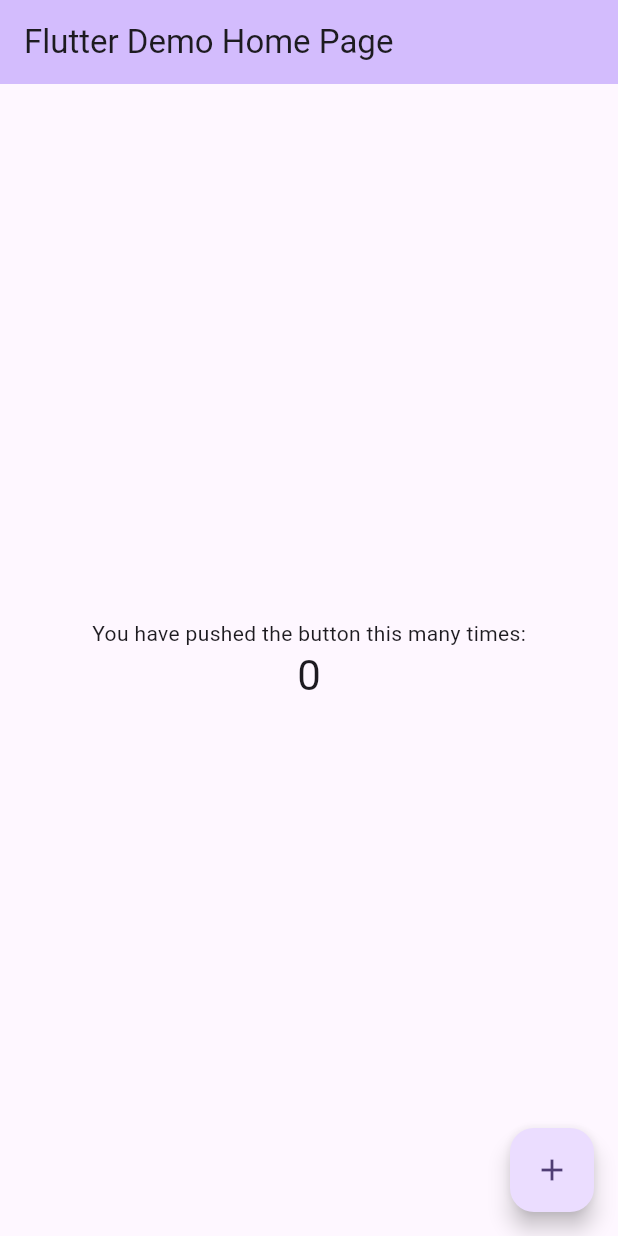
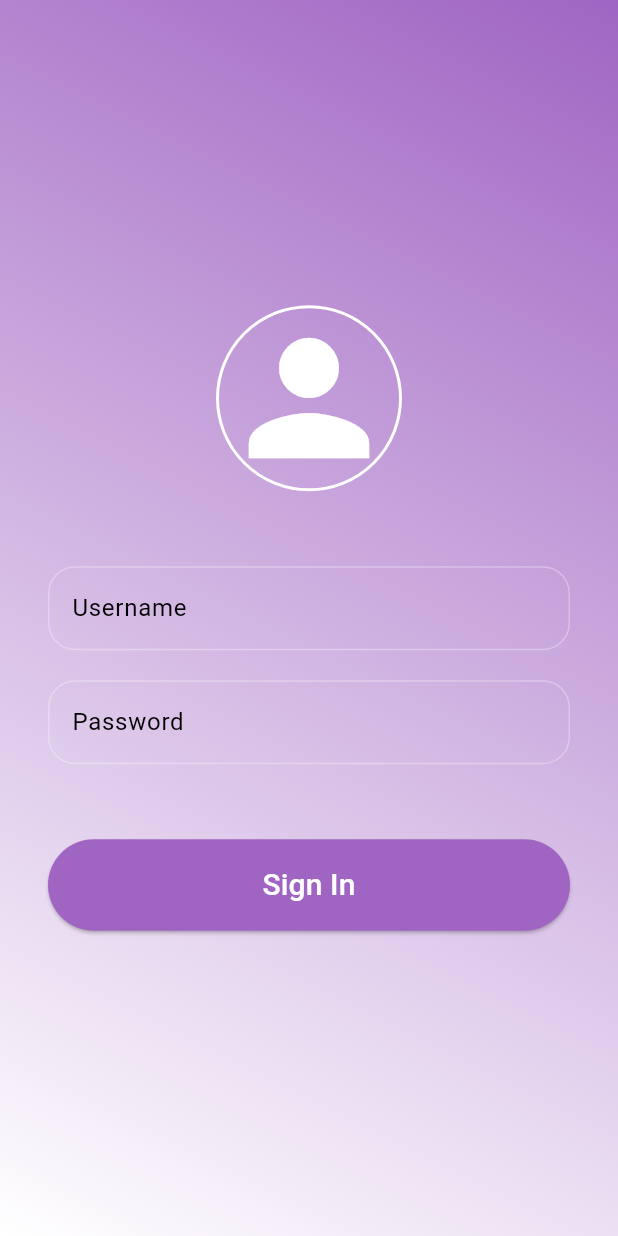
Before and after one commit to HichamGuessab/WineShazam, a Flutter app: the screen it shows after launch, on a phone screen of 412 x 824 dp. Run offline on Flutter 3.47's test engine with Material 3 defaults, Android fonts, the phone set to English and light mode, and no system bars.

Commit message:
Login Page creation

```diff
--- /dev/null
+++ b/lib/login_page.dart
@@ -0,0 +1,139 @@
+import 'package:flutter/material.dart';
+import 'package:wine_shazam/main.dart';
+
+class LoginPage extends StatefulWidget {
+  const LoginPage({super.key});
+
+  @override
+  State<LoginPage> createState() => _LoginPageState();
+}
+
+class _LoginPageState extends State<LoginPage> {
+
+  TextEditingController usernameController = TextEditingController();
+  TextEditingController passwordController = TextEditingController();
+
+  @override
+  Widget build(BuildContext context) {
+    return Container(
+      decoration: const BoxDecoration(
+        gradient: LinearGradient(
+          begin: Alignment.topRight,
+          end: Alignment.bottomLeft,
+          colors: [
+            purpleColor,
+            Colors.white,
+          ],
+        )
+      ),
+     child: Scaffold(
+       backgroundColor: Colors.transparent,
+       body: _page(),
+     ),
+    );
+  }
+
+  Widget _page() {
+    return Padding(
+      padding: const EdgeInsets.all(32.0),
+      child: Center(
+        child: Column(
+          mainAxisAlignment: MainAxisAlignment.center,
+          children: [
+            _icon(),
+            const SizedBox(height: 50),
+            _inputField("Username", usernameController),
+            const SizedBox(height: 20),
+            _inputField("Password", passwordController, isPassword: true),
+            const SizedBox(height: 50),
+            _loginButton()
+          ],
+        ),
+      ),
+    );
+  }
+
+  Widget _icon() {
+    return Container(
+      decoration: BoxDecoration(
+        border: Border.all(
+          color: Colors.white,
+          width: 2
+        ),
+        shape: BoxShape.circle
+      ),
+      child : const Icon(
+        Icons.person,
+        color: Colors.white,
+        size: 120,
+      ),
+    );
+  }
+
+  Widget _inputField(String hintText, TextEditingController controller,
+      {isPassword = false}) {
+    var border = OutlineInputBorder(
+      borderRadius: BorderRadius.circular(18),
+      borderSide: const BorderSide(color: Colors.white30)
+    );
+
+    return TextField(
+      controller: controller,
+      style: const TextStyle(color: Colors.black),
+      decoration: InputDecoration(
+        hintText: hintText,
+        hintStyle: const TextStyle(color: Colors.black),
+        enabledBorder: border,
+        focusedBorder: border,
+      ),
+      obscureText: isPassword,
+    );
+  }
+
+
+  Widget _loginButton() {
+    return ElevatedButton(
+        onPressed: () {
+          debugPrint("Username : ${usernameController.text}");
+          debugPrint("Password : ${passwordController.text}");
+        // HTTP request and redirection or display based on response
+          if(usernameController.text == 'showDialog') {
+            showDialog(
+                context: context,
+                builder: (context) => AlertDialog(
+                  actions: [
+                    Center(
+                      child: TextButton(
+                        onPressed: () {
+                          Navigator.of(context).pop();
+                        },
+                        child: const Text('Close'),
+                      ),
+                    )
+                  ],
+                  title: const Center(child: Text('Incorrect password')),
+                  contentPadding: const EdgeInsets.all(20.0),
+                  content: const Text('No connection, no wine...'),
+                )
+            );
+          } else {
+            // Home page redirection
+          }
+        },
+        style: ElevatedButton.styleFrom(
+          shape: const StadiumBorder(),
+          backgroundColor: purpleColor,
+          foregroundColor: Colors.white,
+          padding: const EdgeInsets.symmetric(vertical: 16)
+        ),
+        child: const SizedBox(
+            width: double.infinity,
+            child: Text(
+              "Sign In",
+              textAlign: TextAlign.center,
+              style: TextStyle(fontSize: 20)
+            )
+        ),
+    );
+  }
+}
--- a/lib/main.dart
+++ b/lib/main.dart
@@ -1,4 +1,7 @@
 import 'package:flutter/material.dart';
+import 'package:wine_shazam/login_page.dart';
+
+const purpleColor = Color(0xFFA065C3);
 
 void main() {
   runApp(const MyApp());
@@ -7,119 +10,15 @@ void main() {
 class MyApp extends StatelessWidget {
   const MyApp({super.key});
 
-  // This widget is the root of your application.
   @override
   Widget build(BuildContext context) {
     return MaterialApp(
-      title: 'Flutter Demo',
+      title: 'WineShazam',
       theme: ThemeData(
-        // This is the theme of your application.
-        //
-        // TRY THIS: Try running your application with "flutter run". You'll see
-        // the application has a purple toolbar. Then, without quitting the app,
-        // try changing the seedColor in the colorScheme below to Colors.green
-        // and then invoke "hot reload" (save your changes or press the "hot
-        // reload" button in a Flutter-supported IDE, or press "r" if you used
-        // the command line to start the app).
-        //
-        // Notice that the counter didn't reset back to zero; the application
-        // state is not lost during the reload. To reset the state, use hot
-        // restart instead.
-        //
-        // This works for code too, not just values: Most code changes can be
-        // tested with just a hot reload.
-        colorScheme: ColorScheme.fromSeed(seedColor: Colors.deepPurple),
-        useMaterial3: true,
+      useMaterial3: true,
       ),
-      home: const MyHomePage(title: 'Flutter Demo Home Page'),
+      debugShowCheckedModeBanner: false,
+      home: LoginPage()
     );
   }
 }
-
-class MyHomePage extends StatefulWidget {
-  const MyHomePage({super.key, required this.title});
-
-  // This widget is the home page of your application. It is stateful, meaning
-  // that it has a State object (defined below) that contains fields that affect
-  // how it looks.
-
-  // This class is the configuration for the state. It holds the values (in this
-  // case the title) provided by the parent (in this case the App widget) and
-  // used by the build method of the State. Fields in a Widget subclass are
-  // always marked "final".
-
-  final String title;
-
-  @override
-  State<MyHomePage> createState() => _MyHomePageState();
-}
-
-class _MyHomePageState extends State<MyHomePage> {
-  int _counter = 0;
-
-  void _incrementCounter() {
-    setState(() {
-      // This call to setState tells the Flutter framework that something has
-      // changed in this State, which causes it to rerun the build method below
-      // so that the display can reflect the updated values. If we changed
-      // _counter without calling setState(), then the build method would not be
-      // called again, and so nothing would appear to happen.
-      _counter++;
-    });
-  }
-
-  @override
-  Widget build(BuildContext context) {
-    // This method is rerun every time setState is called, for instance as done
-    // by the _incrementCounter method above.
-    //
-    // The Flutter framework has been optimized to make rerunning build methods
-    // fast, so that you can just rebuild anything that needs updating rather
-    // than having to individually change instances of widgets.
-    return Scaffold(
-      appBar: AppBar(
-        // TRY THIS: Try changing the color here to a specific color (to
-        // Colors.amber, perhaps?) and trigger a hot reload to see the AppBar
-        // change color while the other colors stay the same.
-        backgroundColor: Theme.of(context).colorScheme.inversePrimary,
-        // Here we take the value from the MyHomePage object that was created by
-        // the App.build method, and use it to set our appbar title.
-        title: Text(widget.title),
-      ),
-      body: Center(
-        // Center is a layout widget. It takes a single child and positions it
-        // in the middle of the parent.
-        child: Column(
-          // Column is also a layout widget. It takes a list of children and
-          // arranges them vertically. By default, it sizes itself to fit its
-          // children horizontally, and tries to be as tall as its parent.
-          //
-          // Column has various properties to control how it sizes itself and
-          // how it positions its children. Here we use mainAxisAlignment to
-          // center the children vertically; the main axis here is the vertical
-          // axis because Columns are vertical (the cross axis would be
-          // horizontal).
-          //
-          // TRY THIS: Invoke "debug painting" (choose the "Toggle Debug Paint"
-          // action in the IDE, or press "p" in the console), to see the
-          // wireframe for each widget.
-          mainAxisAlignment: MainAxisAlignment.center,
-          children: <Widget>[
-            const Text(
-              'You have pushed the button this many times:',
-            ),
-            Text(
-              '$_counter',
-              style: Theme.of(context).textTheme.headlineMedium,
-            ),
-          ],
-        ),
-      ),
-      floatingActionButton: FloatingActionButton(
-        onPressed: _incrementCounter,
-        tooltip: 'Increment',
-        child: const Icon(Icons.add),
-      ), // This trailing comma makes auto-formatting nicer for build methods.
-    );
-  }
-}
```
Also changed, not shown: pubspec.yaml (+6 -37 lines), pubspec.lock, 1 other file.
